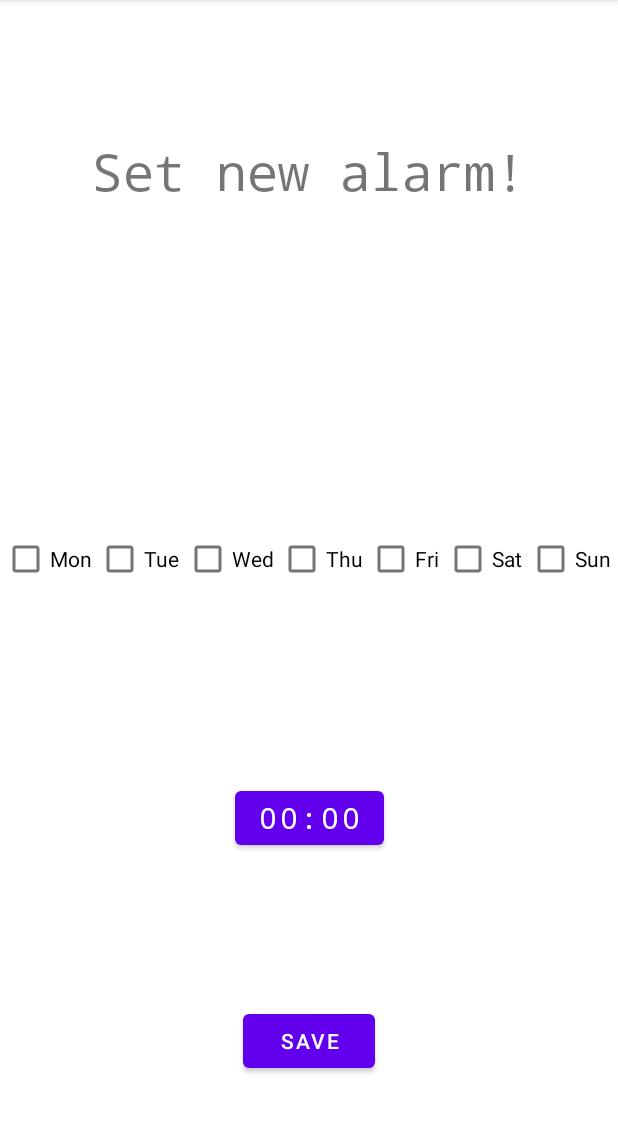
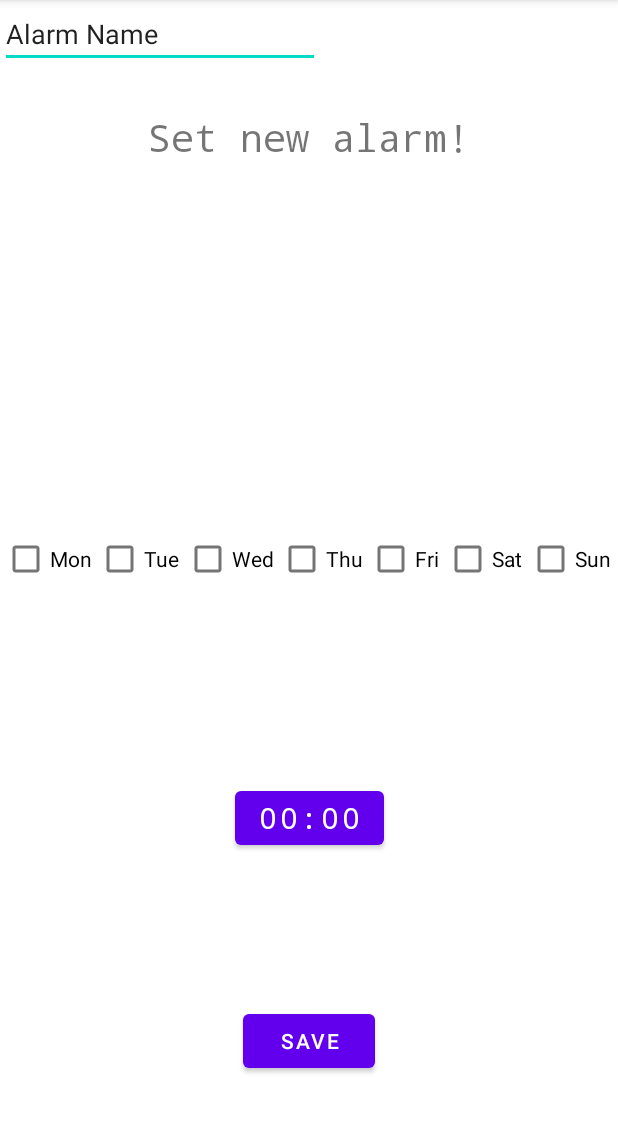
Before and after one commit to henryliuser/17422_final_project, an Android app: the ActivityAlarmSet screen opened directly, with no data from a screen before it, after a tap on "SAVE", on a phone screen of 412 x 824 dp, the part 84-1217 px from its top. Run offline under Robolectric (Android 15) with nearby library versions, the phone set to English and light mode, and no system bars.

Commit message:
save alarms to files

```diff
--- a/app/src/main/java/com/example/a17422_final_project/ActivityAlarmSet.kt
+++ b/app/src/main/java/com/example/a17422_final_project/ActivityAlarmSet.kt
@@ -1,5 +1,6 @@
 package com.example.a17422_final_project
 
+import android.content.Context
 import android.os.Bundle
 import android.util.Log
 import android.view.MotionEvent
@@ -11,20 +12,29 @@ import android.widget.EditText
 import androidx.appcompat.app.AppCompatActivity
 import androidx.fragment.app.FragmentManager
 import com.example.a17422_final_project.databinding.ActivityAlarmsetBinding
+import com.google.android.material.snackbar.Snackbar
+import org.json.JSONObject
 
 class ActivityAlarmSet : AppCompatActivity() {
 
     private lateinit var binding: ActivityAlarmsetBinding
+    private lateinit var nameEdit : EditText
+
     private var weekdayMask : Int = 0
+    private var hr : Int = 0
+    private var min : Int = 0
+
 
     override fun onCreate(savedInstanceState: Bundle?) {
         super.onCreate(savedInstanceState)
         binding = ActivityAlarmsetBinding.inflate(layoutInflater)
         setContentView(binding.root)
 
-        findViewById<EditText>(R.id.editTime)
+        nameEdit = findViewById<EditText>(R.id.editName)
+
+        findViewById<Button>(R.id.editTime)
             .setOnClickListener {
-                AlarmSetter().show(supportFragmentManager, "alarmsetter")
+                AlarmSetter(::updateTime).show(supportFragmentManager, "alarmsetter")
             }
 
         findViewById<CheckBox>(R.id.mon).setOnCheckedChangeListener(updateMask(0))
@@ -34,6 +44,7 @@ class ActivityAlarmSet : AppCompatActivity() {
         findViewById<CheckBox>(R.id.fri).setOnCheckedChangeListener(updateMask(4))
         findViewById<CheckBox>(R.id.sat).setOnCheckedChangeListener(updateMask(5))
         findViewById<CheckBox>(R.id.sun).setOnCheckedChangeListener(updateMask(6))
+
 
         findViewById<Button>(R.id.saveAlarm).setOnClickListener { save() }
 
@@ -48,7 +59,26 @@ class ActivityAlarmSet : AppCompatActivity() {
         }
     }
 
+    fun updateTime(hour : Int, minute : Int) {
+        hr = hour
+        min = minute
+        Log.d("updateTime", "$hr : $min")
+    }
+
     fun save() {
-
+        // write to json
+        val name : String = nameEdit.text.toString()
+        if (Globals.alarms.containsKey(name)) {
+            val msg = Snackbar.make(binding.root, "Please choose a unique name", Snackbar.LENGTH_SHORT)
+            msg.show()
+            return
+        }
+        var a = Alarm()
+        a.name = name
+        a.mask = weekdayMask
+        a.hour = hr
+        a.minute = min
+        Globals.alarms[name] = a
+        Globals.writeAlarms(applicationContext)  // O(N) write every time, whatever. seems safer than write on exit.
     }
 }
--- /dev/null
+++ b/app/src/main/java/com/example/a17422_final_project/Globals.kt
@@ -0,0 +1,70 @@
+package com.example.a17422_final_project
+
+import android.content.Context
+import android.util.Log
+import org.json.JSONObject
+import java.io.BufferedReader
+import java.io.BufferedWriter
+import java.io.File
+import java.io.FileReader
+import java.io.FileWriter
+
+
+class Alarm {
+    var name   : String = ""
+    var mask   : Int = 0
+    var hour   : Int = 0
+    var minute : Int = 0
+}
+
+class Globals {
+    companion object {
+        var alarms = HashMap<String, Alarm>()
+
+        fun writeAlarms(ctx : Context) {
+            var globj = JSONObject()
+            alarms.forEach { (key, alarm) ->
+                var obj = JSONObject()
+                obj.put("name", alarm.name)
+                obj.put("mask", alarm.mask)
+                obj.put("hour", alarm.hour)
+                obj.put("minute", alarm.minute)
+                globj.put(key, obj)
+            }
+            val f = File(ctx.filesDir, "alarms.json")
+            val userString: String = globj.toString()
+            val fileWriter = FileWriter(f)
+            val bufferedWriter = BufferedWriter(fileWriter)
+            bufferedWriter.write(userString)
+            bufferedWriter.close()
+            Log.d("writeAlarms", alarms.toString())
+        }
+
+        fun readAlarms(ctx : Context) {
+            val f = File(ctx.filesDir, "alarms.json")
+            if (!f.exists()) return
+            val fileReader = FileReader(f)
+            val fin = BufferedReader(fileReader)
+            var sb = StringBuilder()
+            var lines = fin.readLines()
+            lines.forEach { s ->
+                sb.append(s)
+            }
+            var globj = JSONObject(sb.toString())
+            globj.keys().forEach { s ->
+                var obj = globj.get(s) as JSONObject
+                var a = Alarm()
+                a.name = obj.get("name") as String
+                a.mask = obj.get("mask") as Int
+                a.hour = obj.get("hour") as Int
+                a.minute = obj.get("minute") as Int
+                alarms.put(a.name, a)
+            }
+            Log.d("readAlarms", alarms.toString())
+        }
+
+        fun setAlarms() {
+
+        }
+    }
+}
--- a/app/src/main/java/com/example/a17422_final_project/MainActivity.kt
+++ b/app/src/main/java/com/example/a17422_final_project/MainActivity.kt
@@ -62,9 +62,10 @@ class MainActivity : AppCompatActivity() {
     @RequiresApi(Build.VERSION_CODES.Q)
     override fun onCreate(savedInstanceState: Bundle?) {
         super.onCreate(savedInstanceState)
-
         binding = ActivityMainBinding.inflate(layoutInflater)
         setContentView(binding.root)
+
+        Globals.readAlarms(applicationContext)
 
         val navView: BottomNavigationView = binding.navView
 
--- a/app/src/main/res/layout/activity_alarmset.xml
+++ b/app/src/main/res/layout/activity_alarmset.xml
@@ -74,12 +74,12 @@
         android:layout_width="wrap_content"
         android:layout_height="wrap_content"
         android:layout_marginStart="150dp"
-        android:layout_marginTop="95dp"
+        android:layout_marginTop="50dp"
         android:layout_marginEnd="150dp"
         android:layout_marginBottom="216dp"
         android:fontFamily="monospace"
         android:text="Set new alarm!"
-        android:textSize="34sp"
+        android:textSize="25sp"
         app:layout_constraintBottom_toTopOf="@+id/weekdays"
         app:layout_constraintEnd_toEndOf="parent"
         app:layout_constraintStart_toStartOf="parent"
@@ -98,7 +98,7 @@
         app:layout_constraintStart_toStartOf="parent" />
 
     <Button
-        android:id="@+id/button5"
+        android:id="@+id/editTime"
         android:layout_width="wrap_content"
         android:layout_height="wrap_content"
         android:fontFamily="monospace"
@@ -108,4 +108,14 @@
         app:layout_constraintEnd_toEndOf="parent"
         app:layout_constraintStart_toStartOf="parent"
         app:layout_constraintTop_toBottomOf="@+id/weekdays" />
+
+    <EditText
+        android:id="@+id/editName"
+        android:layout_width="wrap_content"
+        android:layout_height="wrap_content"
+        android:ems="10"
+        android:inputType="text"
+        android:text="Alarm Name"
+        tools:layout_editor_absoluteX="108dp"
+        tools:layout_editor_absoluteY="180dp" />
 </androidx.constraintlayout.widget.ConstraintLayout>
```
Also changed, not shown: app/src/main/java/com/example/a17422_final_project/AlarmSetter.kt (+4 -5 lines), app/src/main/java/com/example/a17422_final_project/Window.kt (+9 -4 lines), app/src/main/res/layout/task_speech.xml (+5 -4 lines), app/src/main/java/com/example/a17422_final_project/help_me.kt (line endings or trailing spaces).
